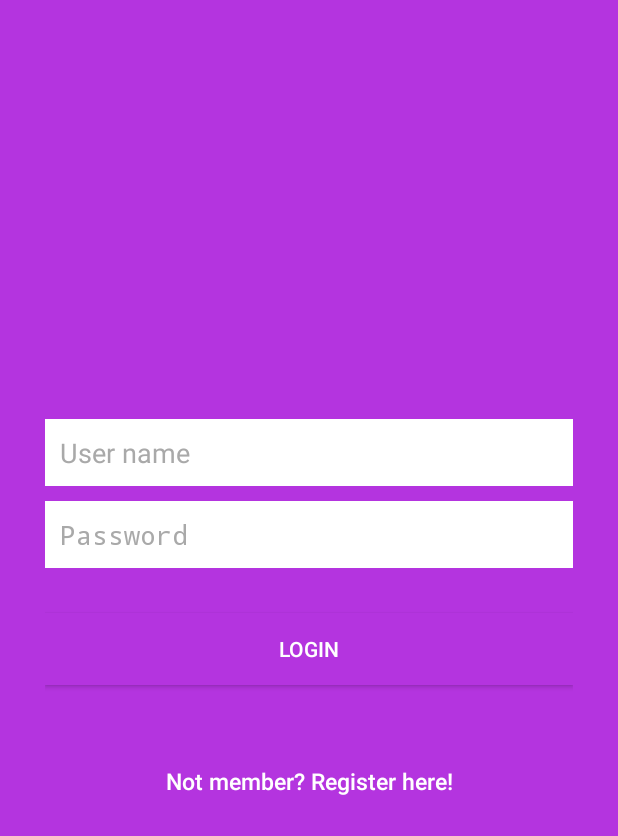
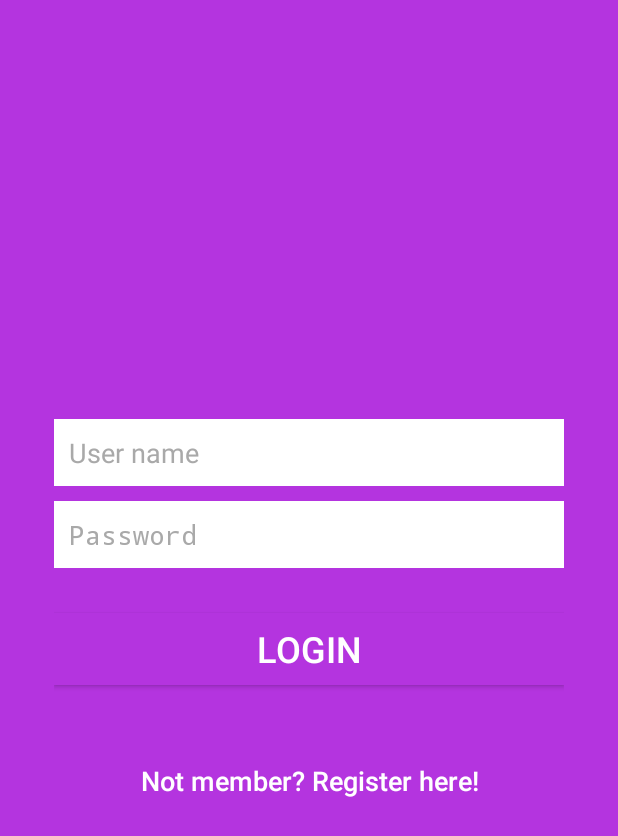
Before and after one commit to thuyhatran/Android_FinalProjectTest, an Android app: the screen it shows after launch (LoginActivity), on a phone screen of 412 x 824 dp. Shown: the top 836 px of the screen. Run offline under Robolectric (Android 15) with nearby library versions, the phone set to English and light mode, and no system bars.

Commit message:
some clean up

```diff
--- a/app/src/main/AndroidManifest.xml
+++ b/app/src/main/AndroidManifest.xml
@@ -38,7 +38,7 @@
 
         <activity
             android:name=".LoginActivity"
-            android:label="@string/title_activity_login">
+            >
             <intent-filter>
                 <action android:name="android.intent.action.MAIN" />
 
@@ -49,7 +49,7 @@
         <activity android:name=".DisplayObjectActivity" />
         <activity
             android:name=".MainActivity"
-            android:label="@string/title_activity_main"></activity>
+            ></activity>
 
         <activity android:name=".RegisterActivity"></activity>
 
--- a/app/src/main/java/example/thuya/com/finalproject/LoginActivity.java
+++ b/app/src/main/java/example/thuya/com/finalproject/LoginActivity.java
@@ -38,12 +38,13 @@ public class LoginActivity extends Activity {
                 String name = inputUserName.getText().toString();
                 String password = inputPassword.getText().toString();
 
+                //If name and password are correct, then play game
                 if (isExistedUser("name=? and password=?",new String[] { name, password })){
                     Toast.makeText(getApplicationContext(), "Enjoy Game!",Toast.LENGTH_LONG).show();
 
                    Intent intent = new Intent(LoginActivity.this,MainActivity.class);
                     startActivity(intent);
-                    // finish();
+                    finish();
 
                 }else {
                     Toast.makeText(getApplicationContext(), "Invalid user or password!",Toast.LENGTH_LONG).show();
@@ -57,7 +58,7 @@ public class LoginActivity extends Activity {
             public void onClick(View view) {
                 Intent intent = new Intent(LoginActivity.this,RegisterActivity.class);
                 startActivity(intent);
-                //finish();
+                finish();
             }
         });
 
--- a/app/src/main/java/example/thuya/com/finalproject/MainActivity.java
+++ b/app/src/main/java/example/thuya/com/finalproject/MainActivity.java
@@ -51,12 +51,12 @@ public class MainActivity extends AppCompatActivity {
             @Override
             public void onClick(View view) {
                 Intent intent = new Intent(MainActivity.this,DisplayObjectActivity.class);
-               intent.putExtra(ClickedButtonFromMain,"PickUpObjects");
+                intent.putExtra(ClickedButtonFromMain,"PickUpObjects");
                 startActivity(intent);
             }
         });
+    }
 
 
 
-    }
 }
--- a/app/src/main/java/example/thuya/com/finalproject/RegisterActivity.java
+++ b/app/src/main/java/example/thuya/com/finalproject/RegisterActivity.java
@@ -50,15 +50,15 @@ public class RegisterActivity extends AppCompatActivity {
 
                // if (isExistedUser("name=? and password=?",new String[] { name, password })){
                 if (isExistedUser("name=? ",new String[] { name })){
-                    Toast.makeText(getApplicationContext(), "User already esisted",Toast.LENGTH_LONG).show();
+                    Toast.makeText(getApplicationContext(), "User already existed",Toast.LENGTH_LONG).show();
                 }else {
-                    Toast.makeText(getApplicationContext(), "New User Add. Enjoy game!",Toast.LENGTH_LONG).show();
+                    Toast.makeText(getApplicationContext(), "New User Added. Enjoy game!",Toast.LENGTH_LONG).show();
                     //Create a new user
                     addUser(name, email, password);
 
                     Intent intent = new Intent(RegisterActivity.this,MainActivity.class);
                     startActivity(intent);
-                   // finish();
+                    //finish();
 
                 }
 
--- a/app/src/main/java/example/thuya/com/finalproject/adapters/ObjectListAdapter.java
+++ b/app/src/main/java/example/thuya/com/finalproject/adapters/ObjectListAdapter.java
@@ -33,9 +33,9 @@ public class ObjectListAdapter extends ArrayAdapter<Objects>{
                 .getSystemService(Context.LAYOUT_INFLATER_SERVICE);
 
         View rowView = inflater.inflate(R.layout.image_text_view, parent, false);
+
         TextView textView = (TextView) rowView.findViewById(R.id.name);
         ImageView imageView = (ImageView) rowView.findViewById(R.id.logo);
-
         TextView textViewLatLng = (TextView) rowView.findViewById(R.id.latlng);
 
         //Set Text for Name textview
--- a/app/src/main/res/layout/activity_login.xml
+++ b/app/src/main/res/layout/activity_login.xml
@@ -12,7 +12,7 @@
     android:background="@color/bg_login"
     android:gravity="center"
     android:orientation="vertical"
-    android:padding="10dp" >
+    >
 
     <LinearLayout
         android:layout_width="match_parent"
@@ -54,8 +54,9 @@
             android:layout_height="wrap_content"
             android:layout_marginTop="20dip"
             android:background="@color/bg_login"
-            android:text="Login"
-            android:textColor="@color/colorWhite" />
+            android:text="LOGIN"
+            android:textColor="@color/colorWhite"
+            android:textSize="24dp"/>
 
 
         <Button
@@ -67,7 +68,7 @@
             android:text="Not member? Register here!"
             android:textAllCaps="false"
             android:textColor="@color/colorWhite"
-            android:textSize="15dp" />
+            android:textSize="18dp" />
     </LinearLayout>
 
 </LinearLayout>
--- a/app/src/main/res/layout/activity_register.xml
+++ b/app/src/main/res/layout/activity_register.xml
@@ -65,7 +65,8 @@
             android:layout_marginTop="20dip"
             android:background="@color/bg_login"
             android:text="Register"
-            android:textColor="@color/colorWhite" />
+            android:textColor="@color/colorWhite"
+            android:textSize="20dp"/>
 
 
     </LinearLayout>
--- a/app/src/main/res/values/strings.xml
+++ b/app/src/main/res/values/strings.xml
@@ -1,5 +1,5 @@
 <resources>
-    <string name="app_name">FinalProject</string>
+    <string name="app_name">Pick Me</string>
     <string name="title_activity_maps">Map</string>
     <string name="title_activity_main">Final Project</string>
 
```
Also changed, not shown: app/src/main/java/example/thuya/com/finalproject/MapsActivity.java (+9 -4 lines).
